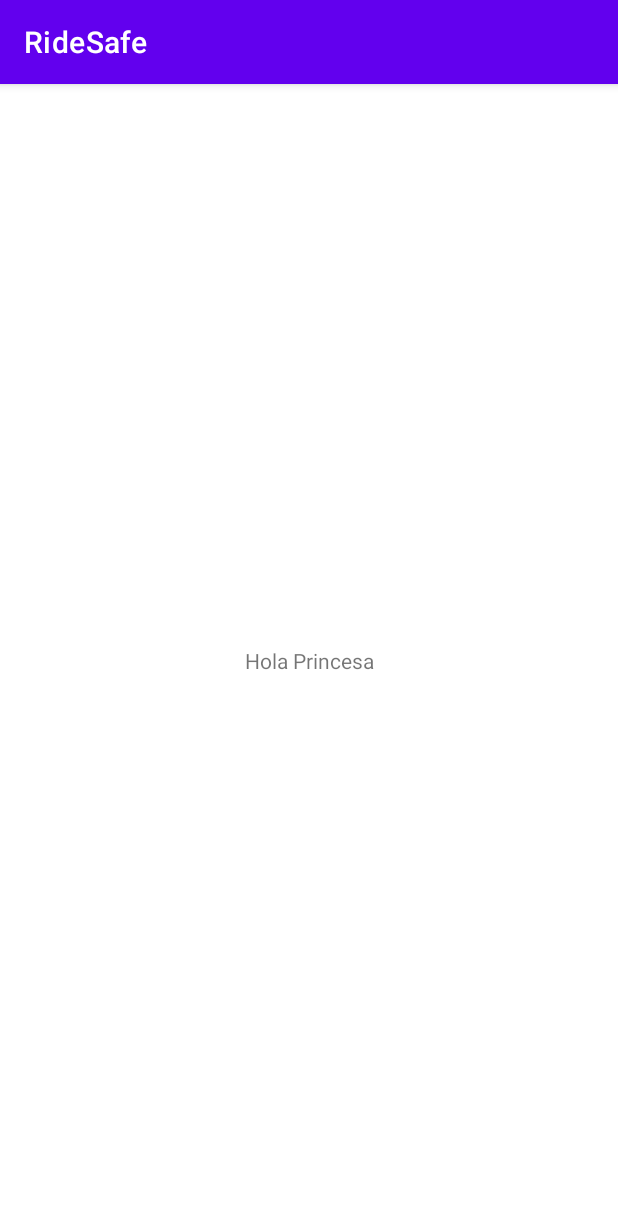
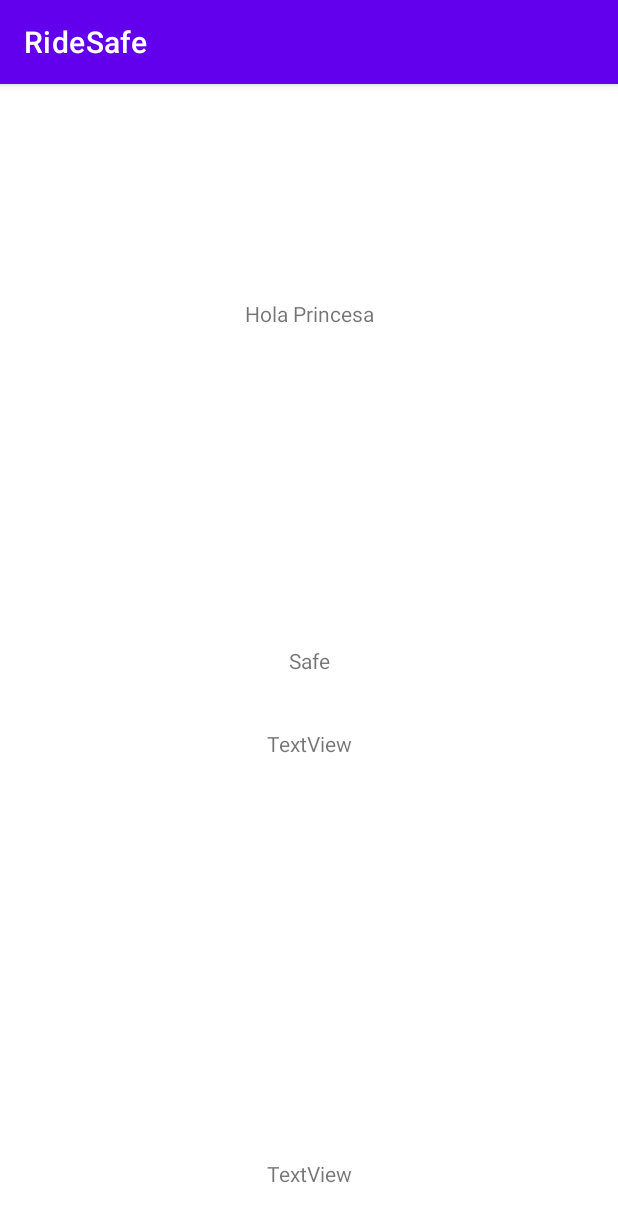
Before and after one commit to bgme171/ridesafe, an Android app: the screen it shows after launch (MainActivity), on a phone screen of 412 x 824 dp. Shown: the top 1222 px of the screen. Run offline under Robolectric (Android 15) with nearby library versions, the phone set to English and light mode, and no system bars.

Commit message:
Detecting a fall using accelerometer only

```diff
--- a/app/src/main/java/com/example/ridesafe/MainActivity.java
+++ b/app/src/main/java/com/example/ridesafe/MainActivity.java
@@ -2,13 +2,79 @@ package com.example.ridesafe;
 
 import androidx.appcompat.app.AppCompatActivity;
 
+import android.graphics.Color;
+import android.hardware.Sensor;
+import android.hardware.SensorEvent;
+import android.hardware.SensorEventListener;
+import android.hardware.SensorManager;
 import android.os.Bundle;
+import android.widget.TextView;
 
 public class MainActivity extends AppCompatActivity {
+
+    TextView txt_accel_x, txt_accel_y, txt_accel_z, txt_fall;
+
+    private SensorManager mSensorManager;
+    private Sensor mAccelerometer;
+    private float previous_x, previous_y, previous_z;
+
+
+
+    private SensorEventListener sensorEventListener = new SensorEventListener() {
+        @Override
+        public void onSensorChanged(SensorEvent event) {
+            float x = event.values[0];
+            float y = event.values[1];
+            float z = event.values[2];
+
+            txt_accel_x.setText("X axis acceleration = "+ (int)x);
+            txt_accel_y.setText("Y axis acceleration = "+ (int)y);
+            txt_accel_z.setText("z axis acceleration = "+ (int)z);
+
+            double changeX = Math.abs(x - previous_x);
+            previous_x = x;
+            double changeY = Math.abs(x - previous_x);
+            previous_x = x;
+            double changeZ = Math.abs(x - previous_x);
+            previous_x = x;
+
+            if (changeX > 15.5 | changeY > 15.5 | changeZ > 15.5){
+                txt_fall.setText("Fall detected");
+                txt_fall.setTextSize(50);
+                txt_fall.setTextColor(Color.RED);
+
+            }
+
+        }
+
+        @Override
+        public void onAccuracyChanged(Sensor sensor, int accuracy) {
+
+        }
+    };
 
     @Override
     protected void onCreate(Bundle savedInstanceState) {
         super.onCreate(savedInstanceState);
         setContentView(R.layout.activity_main);
+
+        txt_accel_x = findViewById(R.id.txt_accel_x);
+        txt_accel_y = findViewById(R.id.txt_accel_y);
+        txt_accel_z = findViewById(R.id.txt_accel_z);
+
+        txt_fall = findViewById(R.id.txt_alarm);
+
+        mSensorManager = (SensorManager)getSystemService(SENSOR_SERVICE);
+        mAccelerometer = mSensorManager.getDefaultSensor(Sensor.TYPE_ACCELEROMETER);
+    }
+
+    protected void onResume() {
+        super.onResume();
+        mSensorManager.registerListener(sensorEventListener, mAccelerometer, SensorManager.SENSOR_DELAY_NORMAL);
+    }
+
+    protected void onPause() {
+        super.onPause();
+        mSensorManager.unregisterListener(sensorEventListener);
     }
 }
--- a/app/src/main/res/layout/activity_main.xml
+++ b/app/src/main/res/layout/activity_main.xml
@@ -7,12 +7,45 @@
     tools:context=".MainActivity">
 
     <TextView
+        android:id="@+id/txt_accel_x"
         android:layout_width="wrap_content"
         android:layout_height="wrap_content"
+        android:layout_marginTop="32dp"
         android:text="Hola Princesa"
         app:layout_constraintBottom_toBottomOf="parent"
         app:layout_constraintLeft_toLeftOf="parent"
         app:layout_constraintRight_toRightOf="parent"
+        app:layout_constraintTop_toTopOf="parent"
+        app:layout_constraintVertical_bias="0.155" />
+
+    <TextView
+        android:id="@+id/txt_accel_y"
+        android:layout_width="wrap_content"
+        android:layout_height="wrap_content"
+        android:text="TextView"
+        app:layout_constraintBottom_toTopOf="@+id/txt_accel_z"
+        app:layout_constraintEnd_toEndOf="parent"
+        app:layout_constraintStart_toStartOf="parent"
+        app:layout_constraintTop_toBottomOf="@+id/txt_accel_x" />
+
+    <TextView
+        android:id="@+id/txt_accel_z"
+        android:layout_width="wrap_content"
+        android:layout_height="wrap_content"
+        android:layout_marginBottom="32dp"
+        android:text="TextView"
+        app:layout_constraintBottom_toBottomOf="parent"
+        app:layout_constraintEnd_toEndOf="parent"
+        app:layout_constraintStart_toStartOf="parent" />
+
+    <TextView
+        android:id="@+id/txt_alarm"
+        android:layout_width="wrap_content"
+        android:layout_height="wrap_content"
+        android:text="Safe"
+        app:layout_constraintBottom_toBottomOf="parent"
+        app:layout_constraintEnd_toEndOf="parent"
+        app:layout_constraintStart_toStartOf="parent"
         app:layout_constraintTop_toTopOf="parent" />
 
 </androidx.constraintlayout.widget.ConstraintLayout>
```
